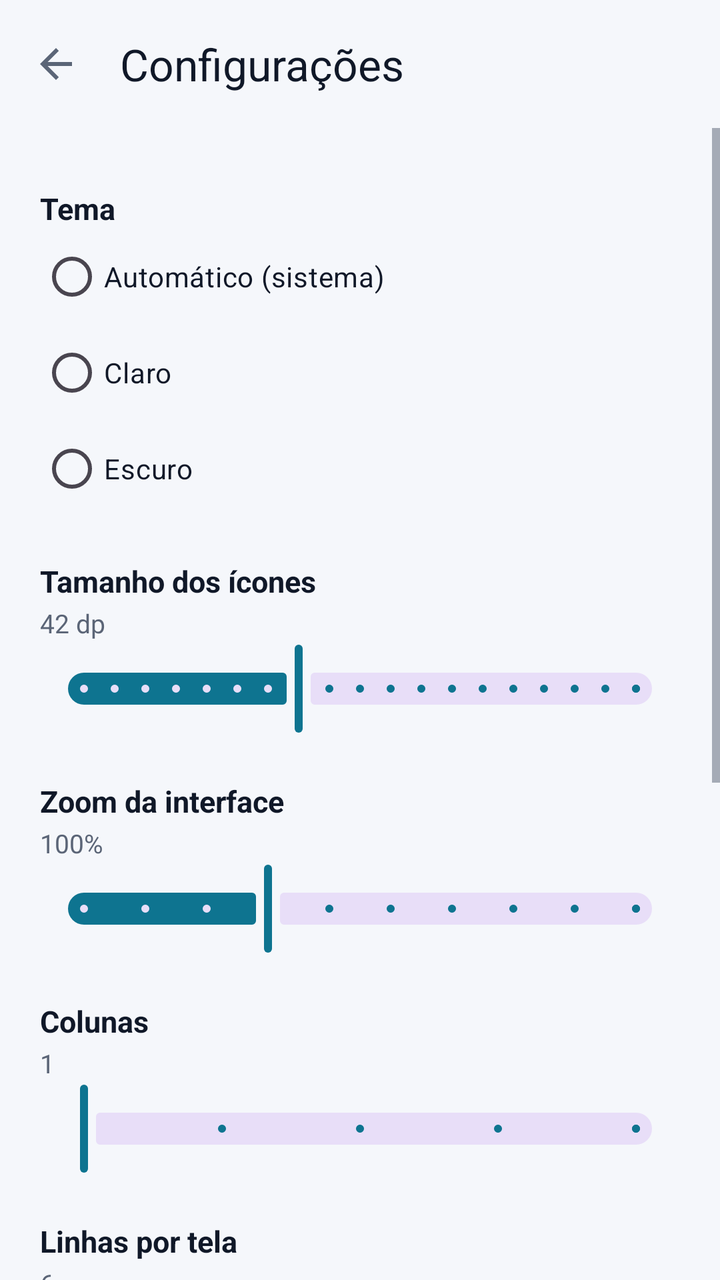
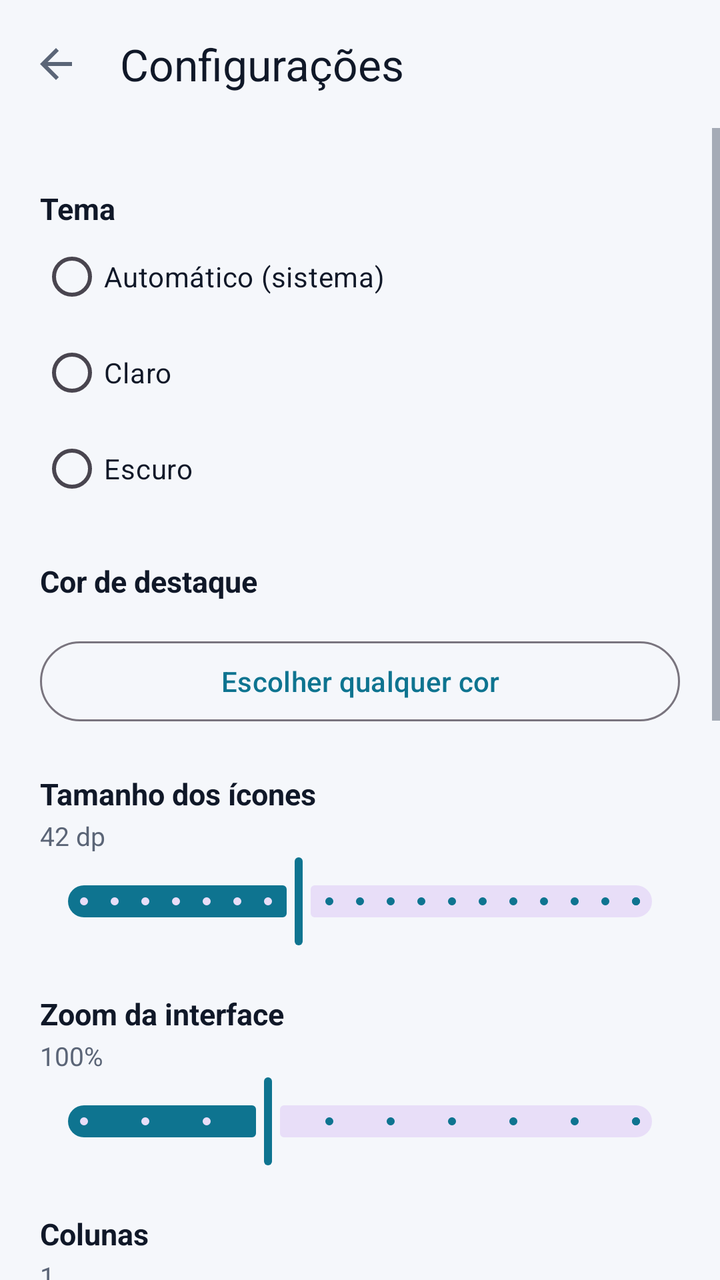

The first picture is an Android layout as it rendered before a commit; the second is the same layout after the commit. The layout source and the unified diff follow.
<!-- AndroidManifest.xml: activity theme Theme.Aurora -->
<!-- res/layout/activity_settings.xml -->
<?xml version="1.0" encoding="utf-8"?>
<LinearLayout xmlns:android="http://schemas.android.com/apk/res/android"
    xmlns:app="http://schemas.android.com/apk/res-auto"
    android:layout_width="match_parent"
    android:layout_height="match_parent"
    android:orientation="vertical"
    android:background="@color/aurora_bg"
    android:fitsSystemWindows="true">

    <com.google.android.material.appbar.MaterialToolbar
        android:id="@+id/toolbar"
        android:layout_width="match_parent"
        android:layout_height="?attr/actionBarSize"
        app:title="@string/settings"
        app:navigationIcon="@drawable/ic_back"
        app:titleTextColor="@color/aurora_text" />

    <ScrollView
        android:layout_width="match_parent"
        android:layout_height="match_parent"
        android:fillViewport="true">

        <LinearLayout
            android:layout_width="match_parent"
            android:layout_height="wrap_content"
            android:orientation="vertical"
            android:paddingStart="20dp"
            android:paddingEnd="20dp"
            android:paddingTop="8dp"
            android:paddingBottom="32dp">

            
            <TextView style="@style/AuroraSectionTitle" android:text="@string/theme" />

            <RadioGroup
                android:id="@+id/themeGroup"
                android:layout_width="match_parent"
                android:layout_height="wrap_content"
                android:orientation="vertical">

                <RadioButton
                    android:id="@+id/themeSystem"
                    android:layout_width="match_parent"
                    android:layout_height="wrap_content"
                    android:text="@string/theme_system"
                    android:textColor="@color/aurora_text" />

                <RadioButton
                    android:id="@+id/themeLight"
                    android:layout_width="match_parent"
                    android:layout_height="wrap_content"
                    android:text="@string/theme_light"
                    android:textColor="@color/aurora_text" />

                <RadioButton
                    android:id="@+id/themeDark"
                    android:layout_width="match_parent"
                    android:layout_height="wrap_content"
                    android:text="@string/theme_dark"
                    android:textColor="@color/aurora_text" />
            </RadioGroup>

            
            <TextView style="@style/AuroraSectionTitle" android:text="@string/icon_size" />
            <TextView
                android:id="@+id/iconSizeValue"
                style="@style/AuroraValue"
                android:text="42 dp" />
            <com.google.android.material.slider.Slider
                android:id="@+id/iconSizeSlider"
                android:layout_width="match_parent"
                android:layout_height="wrap_content"
                android:valueFrom="28"
                android:valueTo="64"
                android:stepSize="2"
                android:value="42" />

            
            <TextView style="@style/AuroraSectionTitle" android:text="@string/ui_zoom" />
            <TextView
                android:id="@+id/zoomValue"
                style="@style/AuroraValue"
                android:text="100%" />
            <com.google.android.material.slider.Slider
                android:id="@+id/zoomSlider"
                android:layout_width="match_parent"
                android:layout_height="wrap_content"
                android:valueFrom="85"
                android:valueTo="130"
                android:stepSize="5"
                android:value="100" />

            
            <TextView style="@style/AuroraSectionTitle" android:text="@string/columns" />
            <TextView
                android:id="@+id/columnsValue"
                style="@style/AuroraValue"
                android:text="1" />
            <com.google.android.material.slider.Slider
                android:id="@+id/columnsSlider"
                android:layout_width="match_parent"
                android:layout_height="wrap_content"
                android:valueFrom="1"
                android:valueTo="5"
                android:stepSize="1"
                android:value="1" />

            <TextView style="@style/AuroraSectionTitle" android:text="@string/rows" />
            <TextView
                android:id="@+id/rowsValue"
                style="@style/AuroraValue"
                android:text="6" />
            <com.google.android.material.slider.Slider
                android:id="@+id/rowsSlider"
                android:layout_width="match_parent"
                android:layout_height="wrap_content"
                android:valueFrom="3"
                android:valueTo="8"
                android:stepSize="1"
                android:value="6" />

            
            <TextView style="@style/AuroraSectionTitle" android:text="@string/icon_style" />
            <Spinner
                android:id="@+id/styleSpinner"
                android:layout_width="match_parent"
                android:layout_height="wrap_content"
                android:minHeight="48dp" />

            <TextView style="@style/AuroraSectionTitle" android:text="@string/icon_shape" />
            <Spinner
                android:id="@+id/shapeSpinner"
                android:layout_width="match_parent"
                android:layout_height="wrap_content"
                android:minHeight="48dp" />

            
            <TextView style="@style/AuroraSectionTitle" android:text="@string/sort" />
            <Spinner
                android:id="@+id/sortSpinner"
                android:layout_width="match_parent"
                android:layout_height="wrap_content"
                android:minHeight="48dp" />

            <com.google.android.material.button.MaterialButton
                android:id="@+id/btnReset"
                android:layout_width="match_parent"
                android:layout_height="wrap_content"
                android:layout_marginTop="28dp"
                android:text="@string/reset_defaults"
                app:cornerRadius="14dp" />
        </LinearLayout>
    </ScrollView>
</LinearLayout>
<!-- resources referenced by this layout -->
<resources>
  <color name="aurora_bg">#F5F7FB</color>
  <color name="aurora_text">#101828</color>
  <!-- drawable ic_back (drawable) -->
  <vector xmlns:android="http://schemas.android.com/apk/res/android"
      android:width="24dp"
      android:height="24dp"
      android:viewportWidth="24"
      android:viewportHeight="24"
      android:tint="?attr/colorControlNormal">
      <path
          android:fillColor="#FFFFFFFF"
          android:pathData="M20,11H7.83l5.59,-5.59L12,4l-8,8 8,8 1.41,-1.41L7.83,13H20v-2z" />
  </vector>
  <string name="columns">Colunas</string>
  <string name="icon_shape">Formato dos ícones</string>
  <string name="icon_size">Tamanho dos ícones</string>
  <string name="icon_style">Estilo dos ícones</string>
  <string name="reset_defaults">Restaurar padrões</string>
  <string name="rows">Linhas por tela</string>
  <string name="settings">Configurações</string>
  <string name="sort">Ordenar</string>
  <string name="theme">Tema</string>
  <string name="theme_dark">Escuro</string>
  <string name="theme_light">Claro</string>
  <string name="theme_system">Automático (sistema)</string>
  <string name="ui_zoom">Zoom da interface</string>
  <style name="AuroraSectionTitle">
          <item name="android:layout_width">match_parent</item>
          <item name="android:layout_height">wrap_content</item>
          <item name="android:layout_marginTop">22dp</item>
          <item name="android:textColor">@color/aurora_text</item>
          <item name="android:textSize">15sp</item>
          <item name="android:textStyle">bold</item>
      </style>
  <style name="AuroraValue">
          <item name="android:layout_width">match_parent</item>
          <item name="android:layout_height">wrap_content</item>
          <item name="android:layout_marginTop">2dp</item>
          <item name="android:textColor">@color/aurora_text_dim</item>
          <item name="android:textSize">13sp</item>
      </style>
  <style name="Theme.Aurora" parent="Theme.Material3.DayNight.NoActionBar">
          <item name="android:windowBackground">@color/aurora_bg</item>
          <item name="android:statusBarColor">@color/aurora_bg</item>
          <item name="android:navigationBarColor">@color/aurora_bg</item>
          <item name="android:windowLightStatusBar">@bool/aurora_light_status_bar</item>
          <item name="colorPrimary">@color/aurora_accent</item>
          <item name="colorOnPrimary">#FFFFFF</item>
          <item name="android:textColorPrimary">@color/aurora_text</item>
          <item name="android:textColorSecondary">@color/aurora_text_dim</item>
          <item name="android:textColorHint">@color/aurora_text_dim</item>
      </style>
  <color name="aurora_text_dim">#5B6577</color>
  <color name="aurora_accent">#0E7490</color>
</resources>

<!-- the commit's change to res/layout/activity_settings.xml (unified diff, before → after) -->
@@ -59,6 +59,31 @@
                     android:text="@string/theme_dark"
                     android:textColor="@color/aurora_text" />
             </RadioGroup>
+
+            
+            <TextView style="@style/AuroraSectionTitle" android:text="@string/accent_color" />
+
+            <HorizontalScrollView
+                android:layout_width="match_parent"
+                android:layout_height="wrap_content"
+                android:scrollbars="none"
+                android:paddingTop="6dp"
+                android:paddingBottom="6dp">
+
+                <LinearLayout
+                    android:id="@+id/accentRow"
+                    android:layout_width="wrap_content"
+                    android:layout_height="wrap_content"
+                    android:orientation="horizontal" />
+            </HorizontalScrollView>
+
+            <com.google.android.material.button.MaterialButton
+                android:id="@+id/btnCustomColor"
+                style="@style/Widget.Material3.Button.OutlinedButton"
+                android:layout_width="match_parent"
+                android:layout_height="wrap_content"
+                android:layout_marginTop="4dp"
+                android:text="@string/choose_color" />
 
             
             <TextView style="@style/AuroraSectionTitle" android:text="@string/icon_size" />
<!-- resource entries referenced after the edit -->
@@ -13,6 +13,8 @@
           android:fillColor="#FFFFFFFF"
           android:pathData="M20,11H7.83l5.59,-5.59L12,4l-8,8 8,8 1.41,-1.41L7.83,13H20v-2z" />
   </vector>
+  <string name="accent_color">Cor de destaque</string>
+  <string name="choose_color">Escolher qualquer cor</string>
   <string name="columns">Colunas</string>
   <string name="icon_shape">Formato dos ícones</string>
   <string name="icon_size">Tamanho dos ícones</string>
